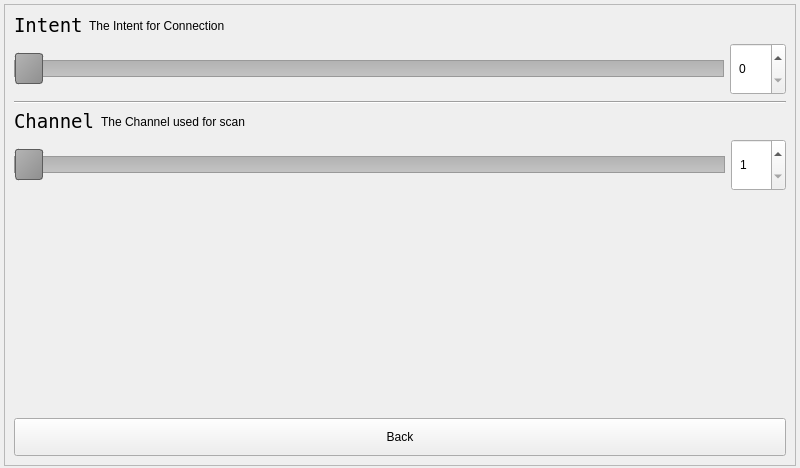
TI-ECS/wifi-direct-demo, file ui/mainwindow.ui: the form before one commit.
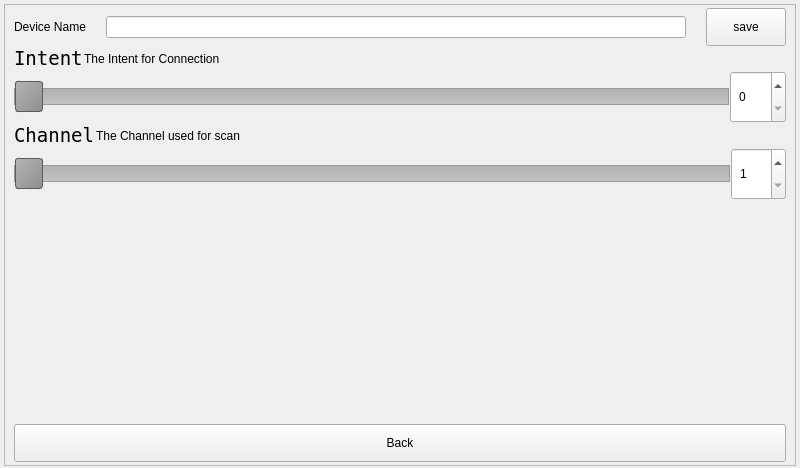
The form after the commit. The open tabs and pages were chosen to show the change. Icons and pictures are not drawn.

Commit message:
[ui, wpa] Making possible to set the device name.
This option was added in the settings's page.

The edit to the form file:
```diff
--- a/ui/mainwindow.ui
+++ b/ui/mainwindow.ui
@@ -389,6 +389,39 @@
          </widget>
          <widget class="QWidget" name="settingsPage">
           <layout class="QVBoxLayout" name="verticalLayout_4">
+           <property name="spacing">
+            <number>1</number>
+           </property>
+           <property name="topMargin">
+            <number>3</number>
+           </property>
+           <property name="bottomMargin">
+            <number>3</number>
+           </property>
+           <item>
+            <layout class="QHBoxLayout" name="horizontalLayout_8">
+             <property name="spacing">
+              <number>20</number>
+             </property>
+             <item>
+              <widget class="QLabel" name="label_2">
+               <property name="text">
+                <string>Device Name</string>
+               </property>
+              </widget>
+             </item>
+             <item>
+              <widget class="QLineEdit" name="nameLineEdit"/>
+             </item>
+             <item>
+              <widget class="QPushButton" name="namePushButton">
+               <property name="text">
+                <string>save</string>
+               </property>
+              </widget>
+             </item>
+            </layout>
+           </item>
            <item>
             <layout class="QHBoxLayout" name="horizontalLayout">
              <item>
@@ -459,13 +492,6 @@
              </item>
             </layout>
            </item>
-           <item>
-            <widget class="Line" name="line">
-             <property name="orientation">
-              <enum>Qt::Horizontal</enum>
-             </property>
-            </widget>
-           </item>
            <item>
             <layout class="QHBoxLayout" name="horizontalLayout_4">
              <item>
```
Left out of the diff: 37 changed lines with no effect on the pictures. The commit also changes 4 other files.
